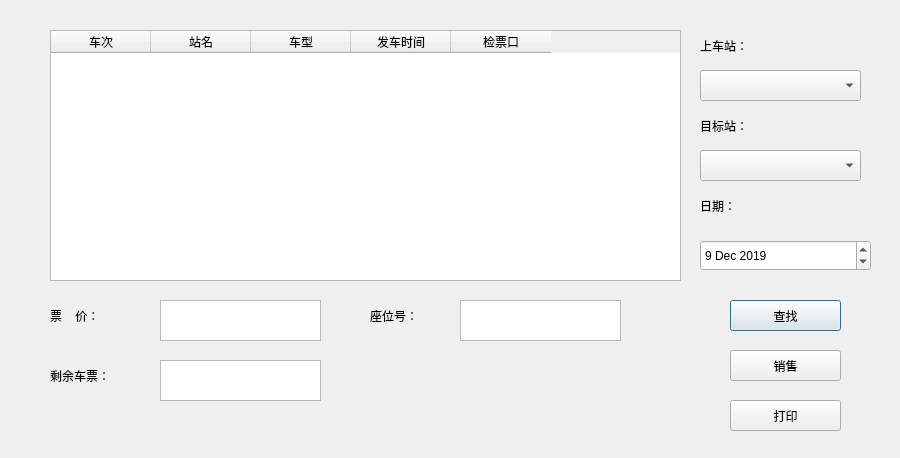
Qt form ConductorUI.ui (qiu-star/TicketManagementSystem) before a commit.
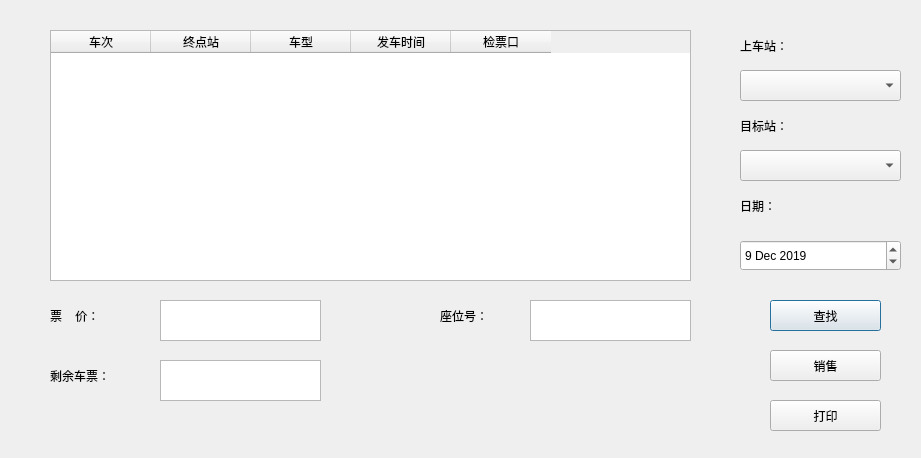
The same form after that commit.

Commit message: 登录界面跳转V0.2

```diff
--- a/ConductorUI.ui
+++ b/ConductorUI.ui
@@ -6,7 +6,7 @@
    <rect>
     <x>0</x>
     <y>0</y>
-    <width>900</width>
+    <width>921</width>
     <height>458</height>
    </rect>
   </property>
@@ -19,7 +19,7 @@
   <widget class="QLabel" name="label">
    <property name="geometry">
     <rect>
-     <x>700</x>
+     <x>740</x>
      <y>110</y>
      <width>101</width>
      <height>31</height>
@@ -35,7 +35,7 @@
   <widget class="QComboBox" name="aimstation">
    <property name="geometry">
     <rect>
-     <x>700</x>
+     <x>740</x>
      <y>150</y>
      <width>161</width>
      <height>31</height>
@@ -48,7 +48,7 @@
   <widget class="QLabel" name="label_2">
    <property name="geometry">
     <rect>
-     <x>700</x>
+     <x>740</x>
      <y>190</y>
      <width>101</width>
      <height>31</height>
@@ -102,7 +102,7 @@
     <rect>
      <x>50</x>
      <y>30</y>
-     <width>631</width>
+     <width>641</width>
      <height>251</height>
     </rect>
    </property>
@@ -113,7 +113,7 @@
    </column>
    <column>
     <property name="text">
-     <string>站名</string>
+     <string>终点站</string>
     </property>
    </column>
    <column>
@@ -135,9 +135,9 @@
   <widget class="QDateEdit" name="date">
    <property name="geometry">
     <rect>
-     <x>700</x>
+     <x>740</x>
      <y>240</y>
-     <width>171</width>
+     <width>161</width>
      <height>31</height>
     </rect>
    </property>
@@ -158,7 +158,7 @@
   <widget class="QLabel" name="label_4">
    <property name="geometry">
     <rect>
-     <x>370</x>
+     <x>440</x>
      <y>300</y>
      <width>81</width>
      <height>31</height>
@@ -174,7 +174,7 @@
   <widget class="QTextBrowser" name="seatnum">
    <property name="geometry">
     <rect>
-     <x>460</x>
+     <x>530</x>
      <y>300</y>
      <width>161</width>
      <height>41</height>
@@ -230,7 +230,7 @@
   <widget class="QPushButton" name="find">
    <property name="geometry">
     <rect>
-     <x>730</x>
+     <x>770</x>
      <y>300</y>
      <width>111</width>
      <height>31</height>
@@ -246,7 +246,7 @@
   <widget class="QPushButton" name="sell">
    <property name="geometry">
     <rect>
-     <x>730</x>
+     <x>770</x>
      <y>350</y>
      <width>111</width>
      <height>31</height>
@@ -262,7 +262,7 @@
   <widget class="QPushButton" name="print">
    <property name="geometry">
     <rect>
-     <x>730</x>
+     <x>770</x>
      <y>400</y>
      <width>111</width>
      <height>31</height>
@@ -278,7 +278,7 @@
   <widget class="QComboBox" name="aimstation_2">
    <property name="geometry">
     <rect>
-     <x>700</x>
+     <x>740</x>
      <y>70</y>
      <width>161</width>
      <height>31</height>
@@ -291,7 +291,7 @@
   <widget class="QLabel" name="label_6">
    <property name="geometry">
     <rect>
-     <x>700</x>
+     <x>740</x>
      <y>30</y>
      <width>101</width>
      <height>31</height>
```
The commit also changes 3 other files.
